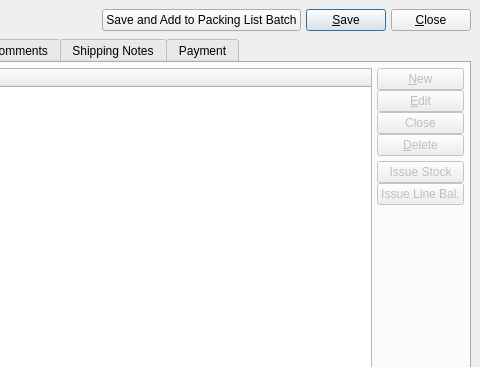
The window that guiclient/salesOrder.ui (Pegasus-RPG/xtuple-client) describes before a commit, drawn with Qt 5; both pictures show x 328 to 808 and y 0 to 367 of the 808 by 622 pixel window.
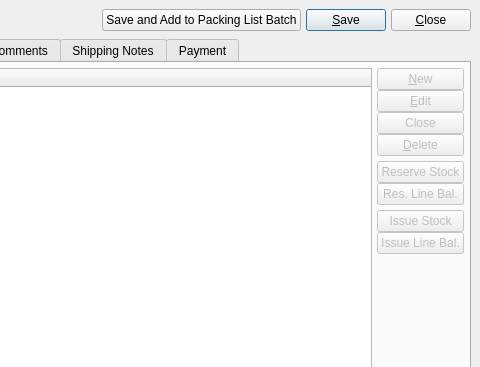
The same window after the commit. The open tabs and pages were chosen to show the change. Custom widgets are drawn as their Qt base class.

What changed in the file:
```diff
--- a/guiclient/salesOrder.ui
+++ b/guiclient/salesOrder.ui
@@ -1230,6 +1230,42 @@
             </item>
            </layout>
           </item>
+          <item>
+           <layout class="QVBoxLayout" >
+            <property name="spacing" >
+             <number>0</number>
+            </property>
+            <property name="topMargin" >
+             <number>0</number>
+            </property>
+            <item>
+             <widget class="QPushButton" name="_reserveStock" >
+              <property name="enabled" >
+               <bool>false</bool>
+              </property>
+              <property name="focusPolicy" >
+               <enum>Qt::NoFocus</enum>
+              </property>
+              <property name="text" >
+               <string>Reserve Stock</string>
+              </property>
+             </widget>
+            </item>
+            <item>
+             <widget class="QPushButton" name="_reserveLineBalance" >
+              <property name="enabled" >
+               <bool>false</bool>
+              </property>
+              <property name="focusPolicy" >
+               <enum>Qt::NoFocus</enum>
+              </property>
+              <property name="text" >
+               <string>Res. Line Bal.</string>
+              </property>
+             </widget>
+            </item>
+           </layout>
+          </item>
           <item>
            <layout class="QVBoxLayout" >
             <property name="spacing" >
```
Left out of the diff: 232 changed lines with no effect on the pictures.
